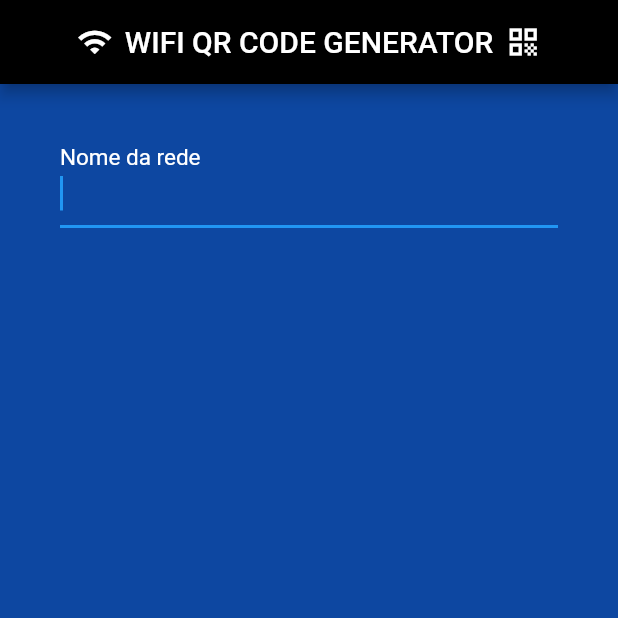
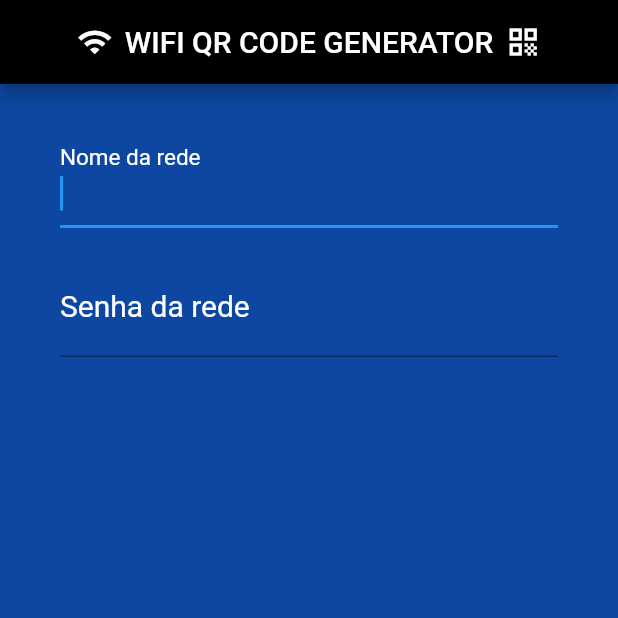
Before and after one commit to ycarlos7/qr_code_app, a Flutter app: the screen it shows after launch, on a phone screen of 412 x 824 dp, the top half of it. Run offline on Flutter 3.47's test engine with Material 2 defaults, Android fonts, the phone set to English and light mode, and no system bars.

Commit message:
fix first

```diff
--- a/lib/first_page.dart
+++ b/lib/first_page.dart
@@ -35,7 +35,7 @@ class _FirstPageState extends State<FirstPage> {
           left: 40,
           right: 40,
         ),
-        child: ListView(
+        child: Column(
           children: [
             const SizedBox(
               height: 10,
@@ -51,6 +51,23 @@ class _FirstPageState extends State<FirstPage> {
               ),
               style: const TextStyle(color: Colors.white, fontSize: 20),
             ),
+            const SizedBox(
+              height: 20,
+            ),
+            TextFormField(
+              autofocus: true,
+              decoration: const InputDecoration(
+                labelText: "Senha da rede",
+                labelStyle: TextStyle(
+                    color: Colors.white,
+                    fontWeight: FontWeight.w400,
+                    fontSize: 20),
+              ),
+              style: const TextStyle(color: Colors.white, fontSize: 20),
+            ),
+            const SizedBox(
+              height: 20,
+            ),
           ],
         ),
       ),
```
Also changed, not shown: pubspec.yaml (+9 -62 lines).
